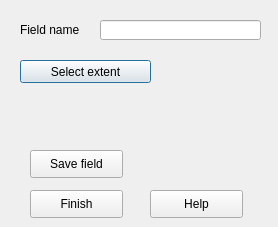
Before: the Qt Designer form widgets/add_field_base.ui in axelande/geodatafarm3, drawn with Qt 5.
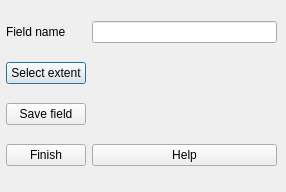
After: the same form once the commit is applied.

Commit message: Added "Layouts"  to the ui files and minor changes in files adding qt elements to the interfaces.

What changed in the file:
```diff
--- a/widgets/add_field_base.ui
+++ b/widgets/add_field_base.ui
@@ -6,8 +6,8 @@
    <rect>
     <x>0</x>
     <y>0</y>
-    <width>278</width>
-    <height>227</height>
+    <width>286</width>
+    <height>192</height>
    </rect>
   </property>
   <property name="windowTitle">
@@ -16,83 +16,59 @@
   <property name="locale">
    <locale language="English" country="UnitedKingdom"/>
   </property>
-  <widget class="QLabel" name="label_5">
+  <widget class="QWidget" name="gridLayoutWidget">
    <property name="geometry">
     <rect>
-     <x>20</x>
-     <y>20</y>
-     <width>91</width>
-     <height>20</height>
+     <x>6</x>
+     <y>8</y>
+     <width>271</width>
+     <height>171</height>
     </rect>
    </property>
-   <property name="text">
-    <string>Field name</string>
-   </property>
-  </widget>
+   <layout class="QGridLayout" name="gridLayout">
+    <item row="1" column="0">
   <widget class="QPushButton" name="PBSelectExtent">
-   <property name="geometry">
-    <rect>
-     <x>20</x>
-     <y>60</y>
-     <width>131</width>
-     <height>23</height>
-    </rect>
-   </property>
    <property name="text">
     <string>Select extent</string>
    </property>
   </widget>
-  <widget class="QLineEdit" name="LEFieldName">
-   <property name="geometry">
-    <rect>
-     <x>100</x>
-     <y>20</y>
-     <width>161</width>
-     <height>20</height>
-    </rect>
-   </property>
+    </item>
+    <item row="0" column="0">
+     <widget class="QLabel" name="label_5">
    <property name="text">
-    <string/>
-   </property>
-  </widget>
-  <widget class="QPushButton" name="PBHelp">
-   <property name="geometry">
-    <rect>
-     <x>150</x>
-     <y>190</y>
-     <width>93</width>
-     <height>28</height>
-    </rect>
-   </property>
-   <property name="text">
-    <string>Help</string>
-   </property>
-  </widget>
+       <string>Field name</string>
+      </property>
+     </widget>
+    </item>
+    <item row="2" column="0">
   <widget class="QPushButton" name="PBSave">
-   <property name="geometry">
-    <rect>
-     <x>30</x>
-     <y>150</y>
-     <width>93</width>
-     <height>28</height>
-    </rect>
-   </property>
    <property name="text">
     <string>Save field</string>
    </property>
   </widget>
+    </item>
+    <item row="0" column="1">
+     <widget class="QLineEdit" name="LEFieldName">
+      <property name="text">
+       <string/>
+      </property>
+     </widget>
+    </item>
+    <item row="3" column="0">
   <widget class="QPushButton" name="PBQuit">
-   <property name="geometry">
-    <rect>
-     <x>30</x>
-     <y>190</y>
-     <width>93</width>
-     <height>28</height>
-    </rect>
-   </property>
    <property name="text">
     <string>Finish</string>
    </property>
+     </widget>
+    </item>
+    <item row="3" column="1">
+     <widget class="QPushButton" name="PBHelp">
+      <property name="text">
+       <string>Help</string>
+      </property>
+     </widget>
+    </item>
+   </layout>
   </widget>
  </widget>
  <resources/>
```
Lines whose indentation alone changed are shown as unchanged. The commit also changes 14 other files.
